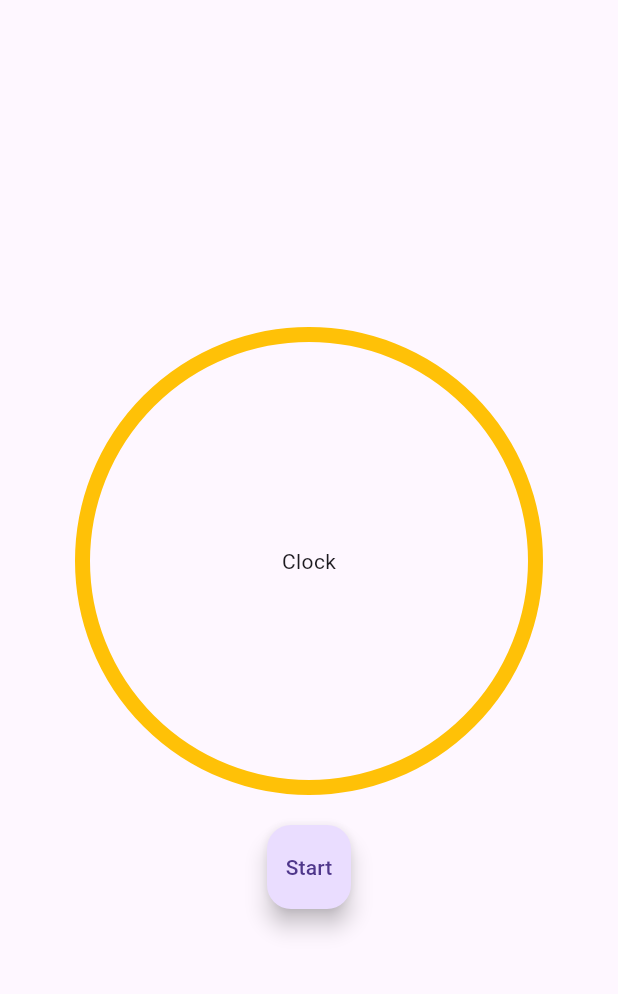
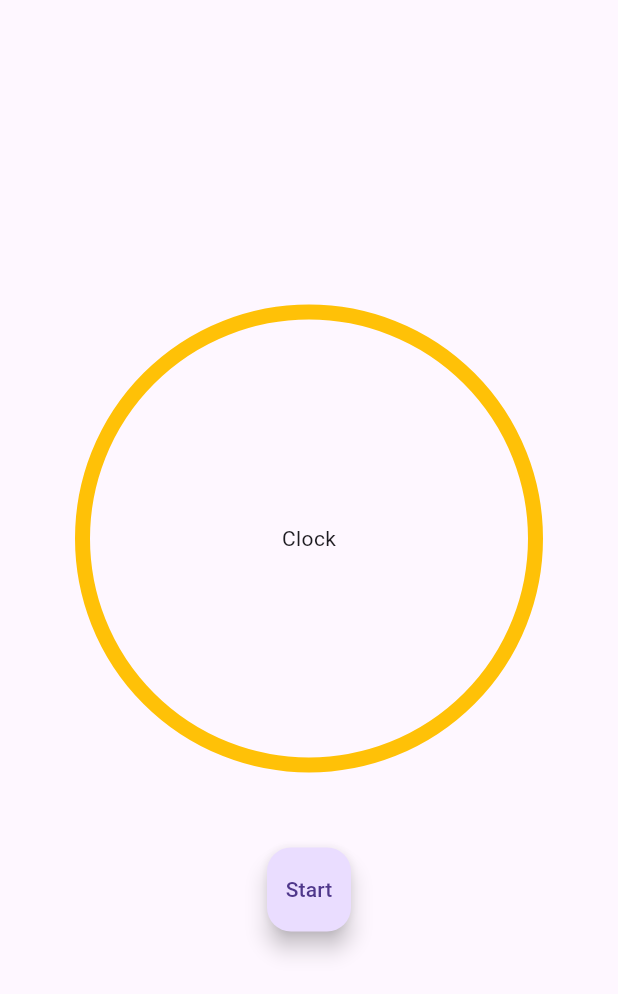
Before and after one commit to williamvux/util_app, a Flutter app: the ClockScreen screen opened by its route, on a phone screen of 412 x 824 dp. Shown: the top 994 px of the screen. Run offline on Flutter 3.47's test engine with Material 3 defaults, Android fonts, the phone set to English and light mode, and no system bars; network calls fail.

Commit message:
change_structure

```diff
--- a/lib/modules/screens/clock/index.dart
+++ b/lib/modules/screens/clock/index.dart
@@ -19,6 +19,11 @@ class ClockScreen extends StatelessWidget {
           mainAxisAlignment: MainAxisAlignment.center,
           crossAxisAlignment: CrossAxisAlignment.center,
           children: [
+            SizedBox(
+              width: widthClock,
+              height: widthClock,
+              child: Stack(
+                children: [
                   Container(
                     width: widthClock,
                     height: widthClock,
@@ -29,9 +34,12 @@ class ClockScreen extends StatelessWidget {
                         color: Colors.amber,
                       ),
                     ),
-              child: const Center(child: Text('Clock')),
                   ),
-            const SizedBox(height: 20),
+                  const Center(child: Text('Clock'))
+                ],
+              ),
+            ),
+            const SizedBox(height: 50),
             FloatingActionButton(
               onPressed: () {},
               child: const Text('Start'),
```
Lines whose indentation alone changed are shown as unchanged.
